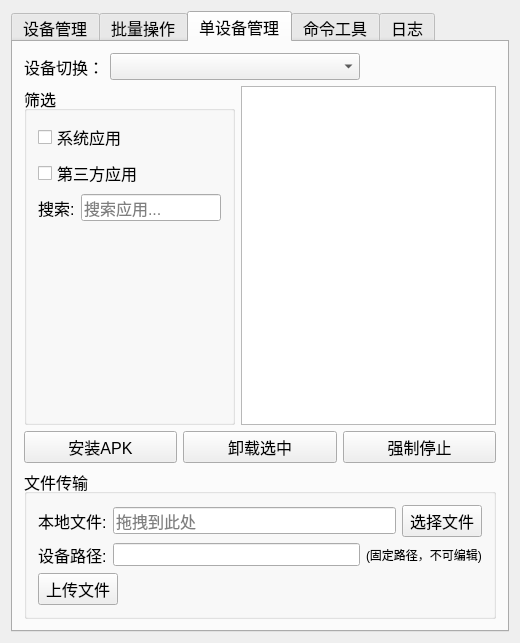
Before: the Qt Designer form AdbHelperTool/AdbHelperTool.ui in 99a5/AdbTool, drawn with Qt 5.
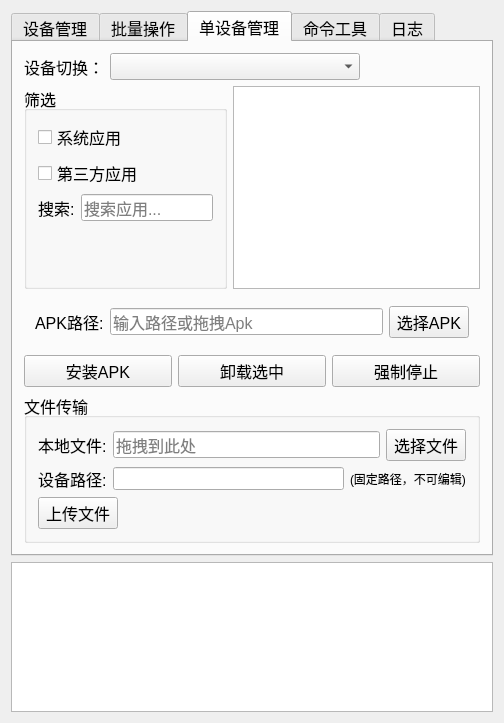
After: the same form once the commit is applied. The open tabs and pages were chosen to show the change.

Commit message: 1、调整界面布局

The edit to the form file:
```diff
--- a/AdbHelperTool/AdbHelperTool.ui
+++ b/AdbHelperTool/AdbHelperTool.ui
@@ -6,15 +6,15 @@
    <rect>
     <x>0</x>
     <y>0</y>
-    <width>520</width>
-    <height>585</height>
+    <width>504</width>
+    <height>614</height>
    </rect>
   </property>
   <property name="windowTitle">
    <string>AdbHelperTool</string>
   </property>
   <widget class="QWidget" name="centralWidget">
-   <layout class="QHBoxLayout" name="horizontalLayout">
+   <layout class="QVBoxLayout" name="verticalLayout_9">
     <item>
      <widget class="QTabWidget" name="tabWidget">
       <property name="font">
@@ -23,7 +23,7 @@
        </font>
       </property>
       <property name="currentIndex">
-       <number>2</number>
+       <number>1</number>
       </property>
       <widget class="QWidget" name="deviceManagementPage">
        <attribute name="title">
@@ -473,9 +473,6 @@
              </item>
             </layout>
            </item>
-           <item>
-            <widget class="QTextEdit" name="progressEdit"/>
-           </item>
            <item>
             <spacer name="verticalSpacer">
              <property name="orientation">
@@ -595,7 +592,34 @@
          </layout>
         </item>
         <item>
-         <layout class="QHBoxLayout" name="horizontalLayout_16">
+         <widget class="QWidget" name="widget_4" native="true">
+          <layout class="QHBoxLayout" name="horizontalLayout_16">
+           <item>
+            <widget class="QLabel" name="label_16">
+             <property name="text">
+              <string>APK路径:</string>
+             </property>
+            </widget>
+           </item>
+           <item>
+            <widget class="QLineEdit" name="apkPathEdit">
+             <property name="placeholderText">
+              <string>输入路径或拖拽Apk</string>
+             </property>
+            </widget>
+           </item>
+           <item>
+            <widget class="QPushButton" name="chooseApkFileBth">
+             <property name="text">
+              <string>选择APK</string>
+             </property>
+            </widget>
+           </item>
+          </layout>
+         </widget>
+        </item>
+        <item>
+         <layout class="QHBoxLayout" name="horizontalLayout_20">
           <item>
            <widget class="QPushButton" name="btnInstallApk">
             <property name="text">
@@ -726,14 +750,26 @@
        <attribute name="title">
         <string>日志</string>
        </attribute>
-       <layout class="QVBoxLayout" name="verticalLayout_2">
-        <item>
-         <widget class="QTextEdit" name="logView"/>
-        </item>
-       </layout>
+       <layout class="QVBoxLayout" name="verticalLayout_2"/>
       </widget>
      </widget>
     </item>
+    <item>
+     <widget class="QTextEdit" name="logView">
+      <property name="minimumSize">
+       <size>
+        <width>0</width>
+        <height>150</height>
+       </size>
+      </property>
+      <property name="maximumSize">
+       <size>
+        <width>16777215</width>
+        <height>150</height>
+       </size>
+      </property>
+     </widget>
+    </item>
    </layout>
   </widget>
  </widget>
```
The commit also changes 2 other files.
